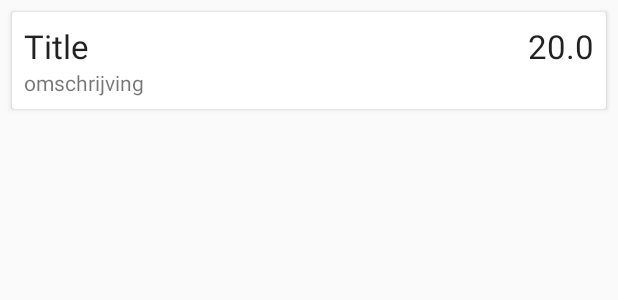
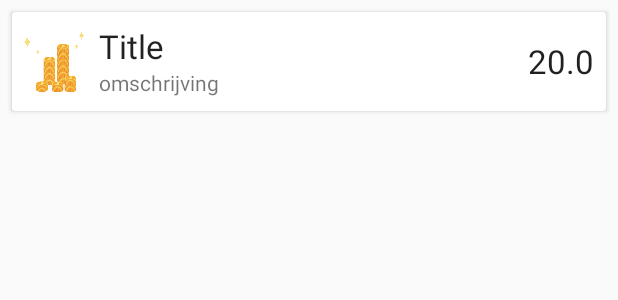
Before and after one commit to BrunoStr/KljAppKotlin, an Android app: the layout lid_item.xml on its own in the app's theme, with its tools: preview values and no code run, on a phone screen of 412 x 824 dp. Shown: the top 300 px of the screen. Run offline under Robolectric (Android 15) with nearby library versions, the phone set to English and light mode, and no system bars.

Commit message:
Klaxon fix

```diff
--- a/app/src/main/res/layout/lid_item.xml
+++ b/app/src/main/res/layout/lid_item.xml
@@ -1,6 +1,6 @@
 <?xml version="1.0" encoding="utf-8"?>
 <androidx.cardview.widget.CardView xmlns:android="http://schemas.android.com/apk/res/android"
-                                   android:layout_width="match_parent"
+                                   xmlns:app="http://schemas.android.com/apk/res-auto" android:layout_width="match_parent"
                                    android:layout_height="wrap_content"
                                    android:layout_marginEnd="8dp"
                                    android:layout_marginStart="8dp"
@@ -15,10 +15,18 @@
                 android:layout_width="wrap_content"
                 android:layout_height="wrap_content"
                 android:layout_alignParentEnd="true"
+                android:layout_centerInParent="true"
                 android:text="20.0"
+                android:gravity="center_vertical"
                 android:textAppearance="@style/Base.TextAppearance.AppCompat.Large"
         />
 
+        <ImageView
+                android:layout_width="50dp"
+                android:layout_height="50dp"
+                android:layout_alignParentStart="true" android:layout_marginStart="0dp"
+                android:paddingRight="10dp"
+                android:id="@+id/coinImg" app:srcCompat="@drawable/coins"/>
         <TextView
                 android:id="@+id/naamTxt"
                 android:layout_width="wrap_content"
@@ -27,7 +35,7 @@
                 android:textAppearance="@style/Base.TextAppearance.AppCompat.Large"
                 android:maxLines="1"
                 android:layout_toStartOf="@id/bedragTxt"
-                android:layout_alignParentStart="true"
+                android:layout_toEndOf="@id/coinImg"
                 android:ellipsize="end"
                 />
 
@@ -36,6 +44,7 @@
                 android:layout_width="wrap_content"
                 android:layout_height="wrap_content"
                 android:layout_below="@id/naamTxt"
+                android:layout_toEndOf="@id/coinImg"
                 android:text="omschrijving"
         />
 
```
Also changed, not shown: app/src/main/java/com/example/bruno/kljvissenakenapp/fragments/Home/HomeFragment.kt (+7 -0 lines), app/src/main/java/com/example/bruno/kljvissenakenapp/models/Weer.kt (+12 -1 lines), app/src/main/res/drawable/coins.png (added).
